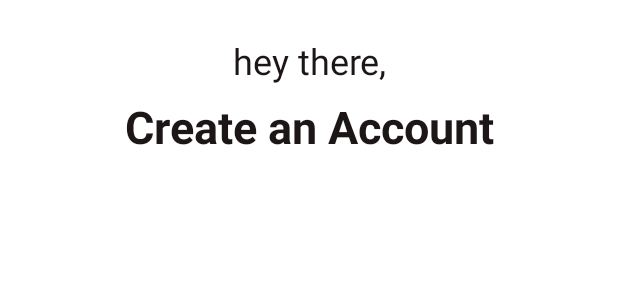
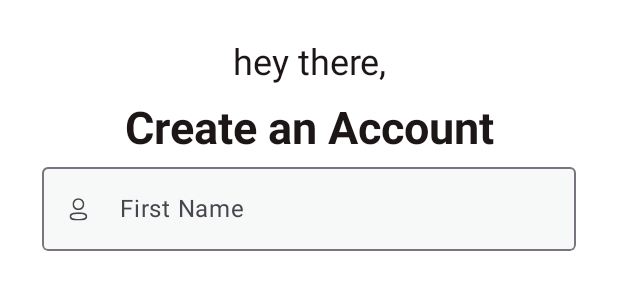
Before and after one commit to SmallMouth/android-mvvm-login, an Android app built with Jetpack Compose: the @Preview function DefaultPreviewOfSignUpScreen, on a phone screen of 412 x 824 dp. Shown: the top 300 px of the screen. Run offline under Robolectric (Android 15) with nearby library versions, the phone set to English and light mode, and no system bars.

Commit message:
update MyTextFieldComponent

```diff
--- a/app/src/main/java/com/limouth/mvvm_login/ui/components/AppComponents.kt
+++ b/app/src/main/java/com/limouth/mvvm_login/ui/components/AppComponents.kt
@@ -2,13 +2,18 @@ package com.limouth.mvvm_login.ui.components
 
 import androidx.compose.foundation.layout.fillMaxWidth
 import androidx.compose.foundation.layout.heightIn
+import androidx.compose.foundation.text.KeyboardOptions
+import androidx.compose.material3.Icon
 import androidx.compose.material3.OutlinedTextField
+import androidx.compose.material3.OutlinedTextFieldDefaults
 import androidx.compose.material3.Text
 import androidx.compose.runtime.Composable
 import androidx.compose.runtime.mutableStateOf
 import androidx.compose.runtime.remember
 import androidx.compose.ui.Modifier
+import androidx.compose.ui.draw.clip
 import androidx.compose.ui.res.colorResource
+import androidx.compose.ui.res.painterResource
 import androidx.compose.ui.text.TextStyle
 import androidx.compose.ui.text.font.FontStyle
 import androidx.compose.ui.text.font.FontWeight
@@ -16,6 +21,9 @@ import androidx.compose.ui.text.style.TextAlign
 import androidx.compose.ui.unit.dp
 import androidx.compose.ui.unit.sp
 import com.limouth.mvvm_login.R
+import com.limouth.mvvm_login.ui.theme.BgColor
+import com.limouth.mvvm_login.ui.theme.Primary
+import com.limouth.mvvm_login.ui.theme.componentShapes
 
 
 @Composable
@@ -55,33 +63,33 @@ fun MyTextFieldComponent(
     labelValue: String
 ) {
 
-    var textValue = remember {
-        mutableStateOf("").value
+    val textValue = remember {
+        mutableStateOf("")
     }
 
-    OutlinedTextField(value = textValue,
-        onValueChange = { textValue = it })
-//    OutlinedTextField(
-//        value = textValue,
-//        onValueChange = { textValue = it },
-//        label = { Text(text = "Model URL") },
-//        maxLines = 3,
-//        modifier = Modifier.fillMaxWidth()
-//    )
-//    OutlinedTextField(
-//        value = textValue,
-//        onValueChange = { textValue = it },
-//        label = { Text("Label") }
-//    )
+    /*
+    https://stackoverflow.com/questions/67320990/android-jetpack-compose-cant-set-backgroundcolor-for-outlinedtextfield
+    backgroundColor No such parameter anymore in Material3 ,  Use containerColor
+     */
+    OutlinedTextField(
+        modifier = Modifier
+            .fillMaxWidth()
+            .clip(componentShapes.small),
+        label = { Text(text = labelValue) },
+        colors = OutlinedTextFieldDefaults.colors(
+            focusedContainerColor = BgColor,
+            unfocusedContainerColor = BgColor,
+            disabledContainerColor = BgColor,
+            cursorColor = Primary,
+            focusedBorderColor = Primary,
+            focusedLabelColor = Primary,
+        ),
+        value = textValue.value,
+        onValueChange = { textValue.value = it },
+        keyboardOptions = KeyboardOptions.Default,
+        leadingIcon = {
+            Icon(painter = painterResource(id = R.drawable.profile), contentDescription = "")
+        }
+    )
 
-//    OutlinedTextField(
-//        value = textValue,
-//        colors = TextFieldDefaults.outlinedTextFieldColors(
-//            focusedBorderColor = Primary,
-//            focusedLabelColor = Primary,
-//            cursorColor = Primary
-//        ),
-//        keyboardOptions = KeyboardOptions.Default,
-//        onValueChange = { textValue.value = it }
-//    )
 }
--- a/app/src/main/java/com/limouth/mvvm_login/ui/signup/SignUpScreen.kt
+++ b/app/src/main/java/com/limouth/mvvm_login/ui/signup/SignUpScreen.kt
@@ -13,6 +13,7 @@ import androidx.compose.ui.tooling.preview.Preview
 import androidx.compose.ui.unit.dp
 import com.limouth.mvvm_login.R
 import com.limouth.mvvm_login.ui.components.HeadingTextComponent
+import com.limouth.mvvm_login.ui.components.MyTextFieldComponent
 import com.limouth.mvvm_login.ui.components.NormalTextComponent
 
 @Composable
@@ -27,6 +28,9 @@ fun SignUpScreen() {
         Column(modifier = Modifier.fillMaxSize()) {
             NormalTextComponent(value = stringResource(R.string.hello))
             HeadingTextComponent(value = stringResource(id = R.string.create_account))
+            MyTextFieldComponent(
+                labelValue = stringResource(id = R.string.first_name)
+            )
         }
     }
 }
--- /dev/null
+++ b/app/src/main/java/com/limouth/mvvm_login/ui/theme/ComponentsShape.kt
@@ -0,0 +1,11 @@
+package com.limouth.mvvm_login.ui.theme
+
+import androidx.compose.foundation.shape.RoundedCornerShape
+import androidx.compose.material3.Shapes
+import androidx.compose.ui.unit.dp
+
+val componentShapes = Shapes(
+    small = RoundedCornerShape(4.dp),
+    medium = RoundedCornerShape(8.dp),
+    large = RoundedCornerShape(0.dp)
+)
--- /dev/null
+++ b/app/src/main/res/drawable/profile.xml
@@ -0,0 +1,24 @@
+<vector xmlns:android="http://schemas.android.com/apk/res/android"
+    android:width="18dp"
+    android:height="18dp"
+    android:viewportWidth="18"
+    android:viewportHeight="18">
+    <group>
+        <clip-path
+            android:pathData="M3,10.872H14.88V16.403H3V10.872Z"
+            android:fillType="evenOdd" />
+        <path
+            android:pathData="M8.941,11.997C5.745,11.997 4.125,12.546 4.125,13.63C4.125,14.723 5.745,15.278 8.941,15.278C12.136,15.278 13.755,14.729 13.755,13.645C13.755,12.551 12.136,11.997 8.941,11.997M8.941,16.403C7.471,16.403 3,16.403 3,13.63C3,11.158 6.391,10.872 8.941,10.872C10.41,10.872 14.88,10.872 14.88,13.645C14.88,16.117 11.49,16.403 8.941,16.403"
+            android:fillColor="#7B6F72"
+            android:fillType="evenOdd" />
+    </group>
+    <group>
+        <clip-path
+            android:pathData="M4.957,1.5H12.922V9.464H4.957V1.5Z"
+            android:fillType="evenOdd" />
+        <path
+            android:pathData="M8.941,2.571C7.335,2.571 6.028,3.877 6.028,5.482C6.023,7.083 7.32,8.388 8.919,8.394L8.941,8.929V8.394C10.546,8.394 11.851,7.087 11.851,5.482C11.851,3.877 10.546,2.571 8.941,2.571M8.941,9.464H8.917C6.725,9.457 4.95,7.67 4.957,5.48C4.957,3.286 6.744,1.5 8.941,1.5C11.137,1.5 12.922,3.286 12.922,5.482C12.922,7.678 11.137,9.464 8.941,9.464"
+            android:fillColor="#7B6F72"
+            android:fillType="evenOdd" />
+    </group>
+</vector>
--- a/build.gradle
+++ b/build.gradle
@@ -1,6 +1,6 @@
 // Top-level build file where you can add configuration options common to all sub-projects/modules.
 plugins {
-    id 'com.android.application' version '8.0.2' apply false
-    id 'com.android.library' version '8.0.2' apply false
+    id 'com.android.application' version '8.1.0' apply false
+    id 'com.android.library' version '8.1.0' apply false
     id 'org.jetbrains.kotlin.android' version '1.7.20' apply false
 }
```
Also changed, not shown: app/src/main/res/drawable/ic_lock.xml (added, +28 -0 lines), app/src/main/res/drawable/lock.xml (added, +28 -0 lines), app/src/main/res/drawable/message.xml (added, +21 -0 lines), app/src/main/res/drawable/layout.png (added).
